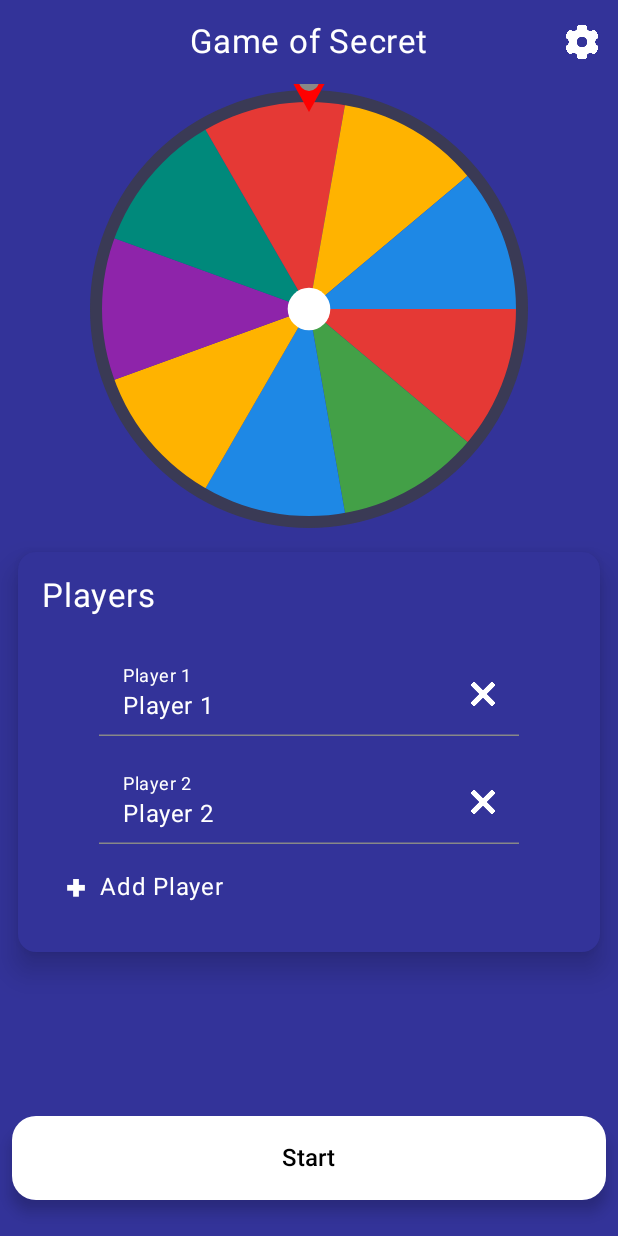
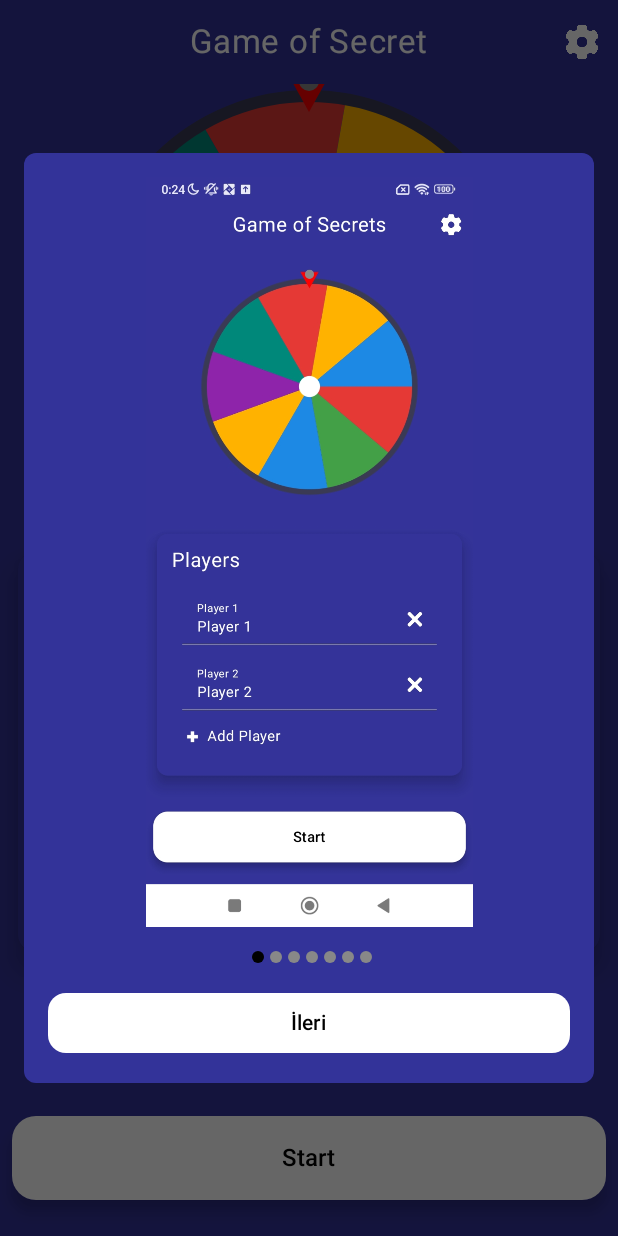
Before and after one commit to MehmetKARADANA/GAME_OF_SECRET, an Android app built with Jetpack Compose: the screen it shows after launch (MainActivity), on a phone screen of 412 x 824 dp. Run offline under Robolectric (Android 15) with nearby library versions, the light colour scheme and no system bars; our stand-ins replace AdMob, Room's generated code.

Commit message:
15:15 20.05.25

```diff
--- a/app/src/main/java/com/mobile/gameofsecret/MainActivity.kt
+++ b/app/src/main/java/com/mobile/gameofsecret/MainActivity.kt
@@ -18,6 +18,7 @@
 import androidx.navigation.compose.rememberNavController
 import com.google.android.gms.ads.MobileAds
 import com.mobile.gameofsecret.data.roomdb.getDatabase
+import com.mobile.gameofsecret.ui.components.OnboardingDialog
 import com.mobile.gameofsecret.ui.screens.AboutUsScreen
 import com.mobile.gameofsecret.ui.screens.DareScreen
 import com.mobile.gameofsecret.ui.screens.InfoScreen
@@ -29,13 +30,11 @@
 import com.mobile.gameofsecret.ui.screens.RotateSpinWheelScreen
 import com.mobile.gameofsecret.ui.screens.SerialGameScreen
 import com.mobile.gameofsecret.ui.screens.SettingScreen
-import com.mobile.gameofsecret.ui.screens.SpinBottleScreen
 import com.mobile.gameofsecret.ui.screens.SpinWheelScreen
 import com.mobile.gameofsecret.ui.screens.TermsScreen
 import com.mobile.gameofsecret.ui.screens.TruthOrDareScreen
 import com.mobile.gameofsecret.ui.screens.TruthScreen
 import com.mobile.gameofsecret.ui.theme.GameofsecretTheme
-import com.mobile.gameofsecret.ui.utils.navigateTo
 import com.mobile.gameofsecret.utils.NotificationPermissionHelper
 import com.mobile.gameofsecret.viewmodels.GamerViewModel
 import com.mobile.gameofsecret.viewmodels.NotificationViewModel
@@ -116,10 +115,10 @@
             //init default topic aboneliği ve first launch preferencei yönetiyor
             Log.d("settingsViewModel", "init running")
             if (showOnboarding) {
-                /*  OnboardingDialog(
+                  OnboardingDialog(
                       onDismiss = {
                           showOnboarding = false
-                      })*/
+                      })
                 Log.d("main", "firstlaunch")
             }
         }
@@ -131,8 +130,7 @@
                 DestinationScreen.Languages.route
             } else {
                 DestinationScreen.Menu.route
-            }
-            /*DestinationScreen.Menu.route*/) {
+            }) {
 
 
             composable(DestinationScreen.Menu.route) {
--- a/app/src/main/java/com/mobile/gameofsecret/ui/components/BannerAddView.kt
+++ b/app/src/main/java/com/mobile/gameofsecret/ui/components/BannerAddView.kt
@@ -26,7 +26,7 @@
     AndroidView(
         modifier = Modifier
             .fillMaxWidth()
-            .height(50.dp),
+            .height(60.dp),
         factory = { context ->
             AdView(context).apply {
                 setAdSize(AdSize.BANNER)
--- /dev/null
+++ b/app/src/main/java/com/mobile/gameofsecret/ui/components/OnboardingDialog.kt
@@ -0,0 +1,122 @@
+package com.mobile.gameofsecret.ui.components
+
+
+import androidx.compose.foundation.Image
+import androidx.compose.foundation.background
+import androidx.compose.foundation.layout.Arrangement
+import androidx.compose.foundation.layout.Box
+import androidx.compose.foundation.layout.Column
+import androidx.compose.foundation.layout.Row
+import androidx.compose.foundation.layout.Spacer
+import androidx.compose.foundation.layout.fillMaxWidth
+import androidx.compose.foundation.layout.height
+import androidx.compose.foundation.layout.padding
+import androidx.compose.foundation.layout.size
+import androidx.compose.foundation.pager.HorizontalPager
+import androidx.compose.foundation.pager.rememberPagerState
+import androidx.compose.foundation.shape.CircleShape
+import androidx.compose.foundation.shape.RoundedCornerShape
+import androidx.compose.material3.Button
+import androidx.compose.material3.ButtonColors
+import androidx.compose.material3.Card
+import androidx.compose.material3.CardDefaults
+import androidx.compose.material3.Text
+import androidx.compose.runtime.Composable
+import androidx.compose.runtime.rememberCoroutineScope
+import androidx.compose.ui.Alignment
+import androidx.compose.ui.Modifier
+import androidx.compose.ui.graphics.Color
+import androidx.compose.ui.graphics.RectangleShape
+import androidx.compose.ui.res.painterResource
+import androidx.compose.ui.res.stringResource
+import androidx.compose.ui.unit.dp
+import androidx.compose.ui.window.Dialog
+import androidx.compose.ui.window.DialogProperties
+import com.mobile.gameofsecret.R
+import com.mobile.gameofsecret.ui.theme.background
+import com.mobile.gameofsecret.ui.theme.buttonColors1
+
+import kotlinx.coroutines.launch
+
+
+@Composable
+fun OnboardingDialog(onDismiss: () -> Unit) {
+    val onboardingImages = listOf(
+        R.drawable.ss1,
+        R.drawable.ss1,
+        R.drawable.ss2,
+        R.drawable.ss3,
+        R.drawable.ss4,
+        R.drawable.ss5,
+        R.drawable.ss6
+    )
+    val pagerState = rememberPagerState(pageCount = { onboardingImages.size })
+    val coroutineScope = rememberCoroutineScope()
+
+    Dialog(
+        onDismissRequest = { onDismiss() },
+        properties = DialogProperties(
+            dismissOnBackPress = true,
+            dismissOnClickOutside = true
+        )
+    ) {
+        Card(
+            modifier = Modifier
+                .fillMaxWidth()
+                .padding(16.dp),
+            shape = RoundedCornerShape(8.dp),
+            colors = CardDefaults.cardColors(containerColor = background)
+        ) {
+            Column(
+                modifier = Modifier.padding(16.dp),
+                horizontalAlignment = Alignment.CenterHorizontally
+            ) {
+                HorizontalPager(state = pagerState) { page ->
+                    Image(
+                        painter = painterResource(id = onboardingImages[page]),
+                        contentDescription = "Onboarding Image",
+                        modifier = Modifier
+                            .fillMaxWidth()
+                            .height(500.dp)
+                    )
+                }
+
+                Spacer(modifier = Modifier.height(16.dp))
+
+                Row(
+                    Modifier.fillMaxWidth(),
+                    horizontalArrangement = Arrangement.Center
+                ) {
+                    repeat(onboardingImages.size) { index ->
+                        Spacer(modifier = Modifier.padding(2.dp))
+                        val color = if (pagerState.currentPage == index) Color.Black else Color.Gray
+                        Box(
+                            modifier = Modifier
+                                .size(8.dp)
+                                .background(color, CircleShape)
+                                .padding(4.dp)
+                        )
+                    }
+                }
+
+                Spacer(modifier = Modifier.height(16.dp))
+
+                Button(
+                    onClick = {
+                        if (pagerState.currentPage == onboardingImages.lastIndex) {
+                            onDismiss()
+                        } else {
+                            // animated asenkron olduğu için c.scope kullandım
+                            coroutineScope.launch {
+                                pagerState.animateScrollToPage(pagerState.currentPage + 1)
+                            }
+                        }
+                    }, colors = buttonColors1,
+                    modifier = Modifier.fillMaxWidth(), shape = RoundedCornerShape(12.dp)
+                ) {
+                    Text(text = if (pagerState.currentPage == onboardingImages.lastIndex) stringResource(R.string.okey) else "İleri")
+                }
+            }
+        }
+    }
+}
--- a/app/src/main/res/values/strings.xml
+++ b/app/src/main/res/values/strings.xml
@@ -43,7 +43,8 @@
     <string name="wheel_random_truth_dare">Random Truth or Dare with the Wheel</string>
     <string name="each_player_plays_in_turn">Each player takes their turn to play.</string>
     <string name="wheel_for_selection">Use the wheel to select a task or a person.</string>
-    <string name="loading_question">Loading question...</string>
+    <string name="loading_question">Loading question…</string>
+    <string name="contineu">Next</string>
 
 
 </resources>
```
Also changed, not shown: app/src/main/res/drawable/ss1.jpg (added), app/src/main/res/drawable/ss2.jpg (added), app/src/main/res/drawable/ss3.jpg (added), app/src/main/res/drawable/ss4.jpg (added), app/src/main/res/drawable/ss5.jpg (added), app/src/main/res/drawable/ss6.jpg (added), 8 other files.
